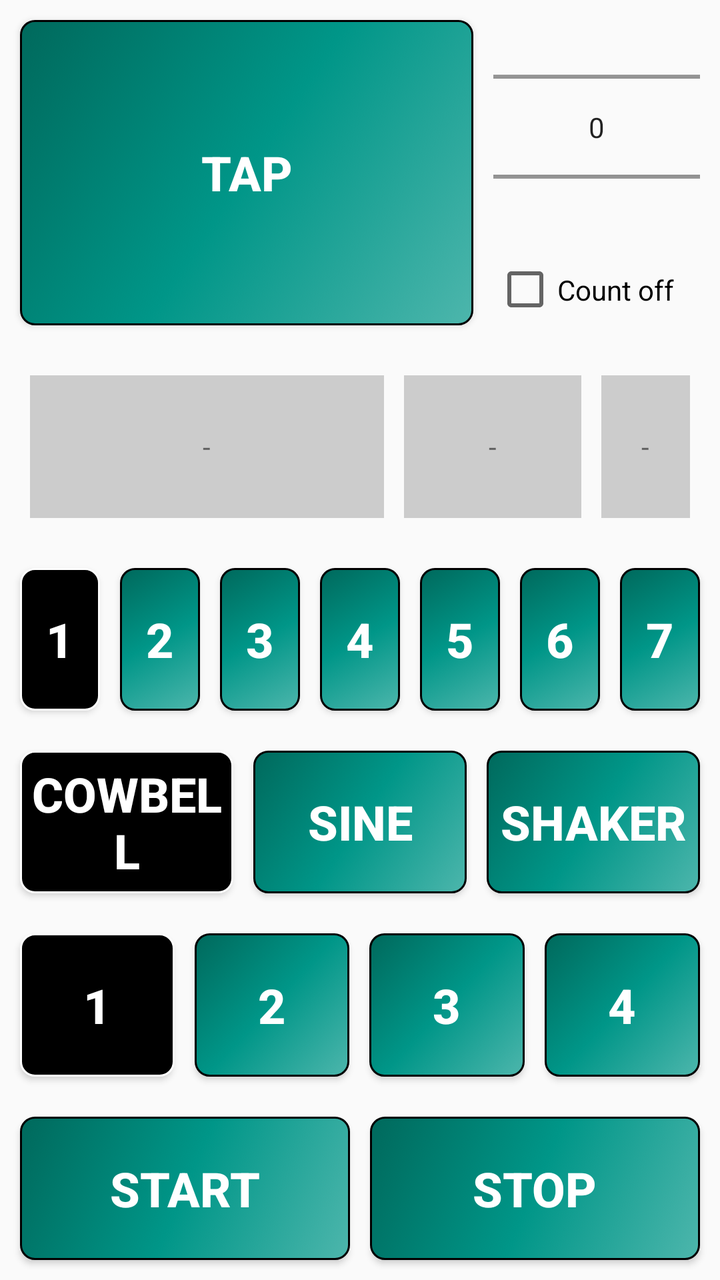
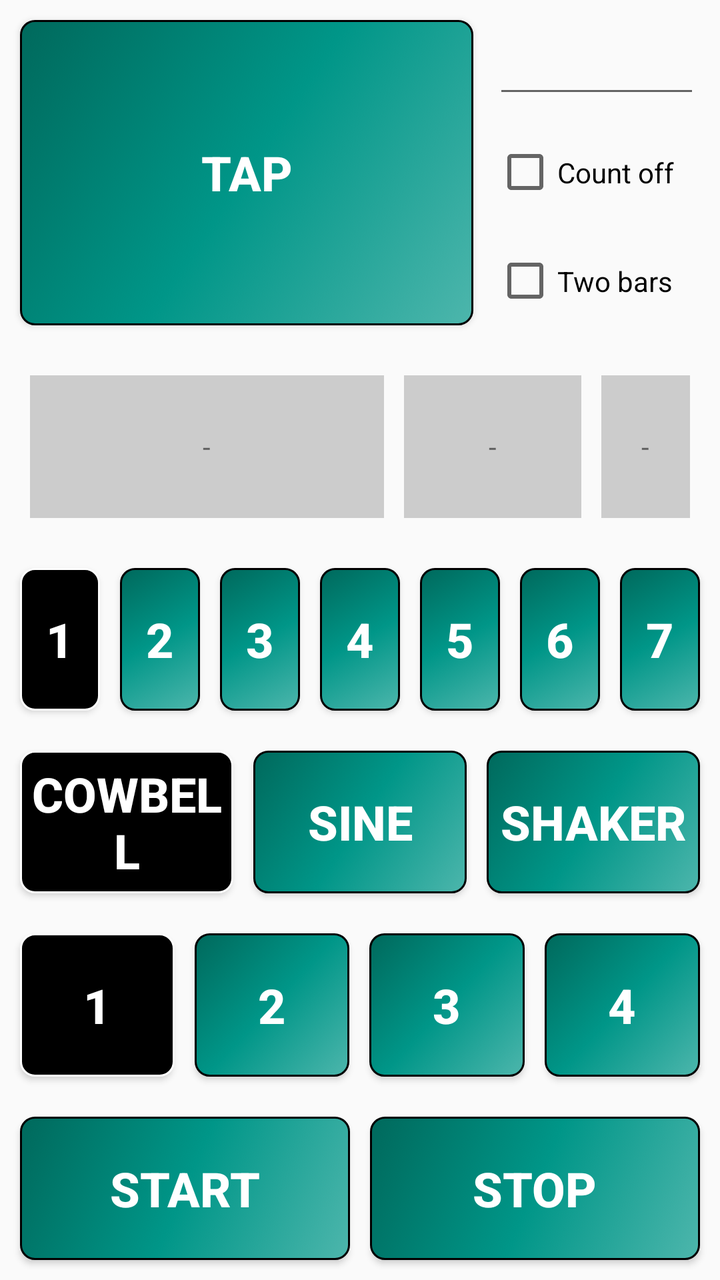

Compare the two renders of this Android layout. The source of the first and the diff that turns it into the second are given below.
<!-- AndroidManifest.xml: application theme AppTheme -->
<!-- res/layout/tap_part.xml -->
<?xml version="1.0" encoding="utf-8"?>

<android.widget.LinearLayout xmlns:android="http://schemas.android.com/apk/res/android"
    android:layout_width="match_parent"
    android:layout_height="match_parent"
    android:orientation="vertical"
    android:layout_weight="1">

    <android.widget.LinearLayout
        android:layout_width="match_parent"
        android:layout_height="0dp"
        android:orientation="horizontal"
        android:layout_margin="5dp"
        android:layout_weight="2">

        <android.widget.Button
            android:id="@+id/button_tap"
            style="@style/button"
            android:layout_width="0dp"
            android:layout_height="match_parent"
            android:layout_margin="5dp"
            android:layout_weight="4"
            android:text="@string/tap" />

        <android.widget.LinearLayout
            android:layout_width="0dp"
            android:layout_height="match_parent"
            android:orientation="vertical"
            android:layout_weight="2">

            <android.widget.NumberPicker
                android:id="@+id/tempo_spinner"
                android:layout_width="match_parent"
                android:layout_height="0dp"
                android:layout_margin="5dp"
                android:layout_weight="3"
                />

            <android.widget.CheckBox
                android:id="@+id/checkbox_count_off"
                android:layout_width="match_parent"
                android:layout_height="0dp"
                android:layout_margin="5dp"
                android:layout_weight="1"
                android:text="@string/tap_count_off"
                />

        </android.widget.LinearLayout>

    </android.widget.LinearLayout>

    <android.widget.LinearLayout
        android:layout_width="match_parent"
        android:layout_height="0dp"
        android:orientation="horizontal"
        android:layout_margin="10dp"
        android:layout_weight="1">

        <android.widget.TextView
            android:id="@+id/tempo16"
            android:layout_width="0dp"
            android:layout_height="match_parent"
            android:layout_margin="5dp"
            android:layout_weight="4"
            android:text="-"
            style="@style/text_tempo"
            />

        <android.widget.TextView
            android:id="@+id/tempo8"
            android:layout_width="0dp"
            android:layout_height="match_parent"
            android:layout_margin="5dp"
            android:layout_weight="2"
            android:text="-"
            style="@style/text_tempo"
            />

        <android.widget.TextView
            android:id="@+id/tempo4"
            android:layout_width="0dp"
            android:layout_height="match_parent"
            android:layout_margin="5dp"
            android:layout_weight="1"
            android:text="-"
            style="@style/text_tempo"
            />

    </android.widget.LinearLayout>

    <android.widget.LinearLayout
        android:layout_width="match_parent"
        android:layout_height="0dp"
        android:orientation="horizontal"
        android:layout_margin="5dp"
        android:layout_weight="1">

        <android.widget.ToggleButton
            android:id="@+id/beats_1"
            style="@style/button"
            android:layout_width="0dp"
            android:layout_height="match_parent"
            android:layout_margin="5dp"
            android:layout_weight="1"
            android:checked="true"
            android:textOn="1"
            android:textOff="1"/>

        <android.widget.ToggleButton
            android:id="@+id/beats_2"
            style="@style/button"
            android:layout_width="0dp"
            android:layout_height="match_parent"
            android:layout_margin="5dp"
            android:layout_weight="1"
            android:textOn="2"
            android:textOff="2"/>

        <android.widget.ToggleButton
            android:id="@+id/beats_3"
            style="@style/button"
            android:layout_width="0dp"
            android:layout_height="match_parent"
            android:layout_margin="5dp"
            android:layout_weight="1"
            android:textOn="3"
            android:textOff="3"/>

        <android.widget.ToggleButton
            android:id="@+id/beats_4"
            style="@style/button"
            android:layout_width="0dp"
            android:layout_height="match_parent"
            android:layout_margin="5dp"
            android:layout_weight="1"
            android:textOn="4"
            android:textOff="4"/>

        <android.widget.ToggleButton
            android:id="@+id/beats_5"
            style="@style/button"
            android:layout_width="0dp"
            android:layout_height="match_parent"
            android:layout_margin="5dp"
            android:layout_weight="1"
            android:textOn="5"
            android:textOff="5"/>

        <android.widget.ToggleButton
            android:id="@+id/beats_6"
            style="@style/button"
            android:layout_width="0dp"
            android:layout_height="match_parent"
            android:layout_margin="5dp"
            android:layout_weight="1"
            android:textOn="6"
            android:textOff="6"/>

        <android.widget.ToggleButton
            android:id="@+id/beats_7"
            style="@style/button"
            android:layout_width="0dp"
            android:layout_height="match_parent"
            android:layout_margin="5dp"
            android:layout_weight="1"
            android:textOn="7"
            android:textOff="7"/>

    </android.widget.LinearLayout>

    <android.widget.LinearLayout
        android:layout_width="match_parent"
        android:layout_height="0dp"
        android:orientation="horizontal"
        android:layout_margin="5dp"
        android:layout_weight="1">

        <android.widget.ToggleButton
            android:id="@+id/clicktype_cowbell"
            style="@style/button"
            android:layout_width="0dp"
            android:layout_height="match_parent"
            android:layout_margin="5dp"
            android:layout_weight="1"
            android:checked="true"
            android:textOn="Cowbell"
            android:textOff="Cowbell"/>

        <android.widget.ToggleButton
            android:id="@+id/clicktype_sine"
            style="@style/button"
            android:layout_width="0dp"
            android:layout_height="match_parent"
            android:layout_margin="5dp"
            android:layout_weight="1"
            android:textOn="Sine"
            android:textOff="Sine"/>

        <android.widget.ToggleButton
            android:id="@+id/clicktype_shaker"
            style="@style/button"
            android:layout_width="0dp"
            android:layout_height="match_parent"
            android:layout_margin="5dp"
            android:layout_weight="1"
            android:textOn="Shaker"
            android:textOff="Shaker"/>
    </android.widget.LinearLayout>

    <android.widget.LinearLayout
        android:layout_width="match_parent"
        android:layout_height="0dp"
        android:orientation="horizontal"
        android:layout_margin="5dp"
        android:layout_weight="1">

        <android.widget.ToggleButton
            android:id="@+id/divisions_1"
            style="@style/button"
            android:layout_width="0dp"
            android:layout_height="match_parent"
            android:layout_margin="5dp"
            android:layout_weight="1"
            android:checked="true"
            android:textOn="1"
            android:textOff="1"/>

        <android.widget.ToggleButton
            android:id="@+id/divisions_2"
            style="@style/button"
            android:layout_width="0dp"
            android:layout_height="match_parent"
            android:layout_margin="5dp"
            android:layout_weight="1"
            android:textOn="2"
            android:textOff="2"/>

        <android.widget.ToggleButton
            android:id="@+id/divisions_3"
            style="@style/button"
            android:layout_width="0dp"
            android:layout_height="match_parent"
            android:layout_margin="5dp"
            android:layout_weight="1"
            android:textOn="3"
            android:textOff="3"/>

        <android.widget.ToggleButton
            android:id="@+id/divisions_4"
            style="@style/button"
            android:layout_width="0dp"
            android:layout_height="match_parent"
            android:layout_margin="5dp"
            android:layout_weight="1"
            android:textOn="4"
            android:textOff="4"/>

    </android.widget.LinearLayout>

    <android.widget.LinearLayout
        android:layout_width="match_parent"
        android:layout_height="0dp"
        android:layout_margin="5dp"
        android:layout_weight="1"
        android:orientation="horizontal">

        <android.widget.Button
            android:id="@+id/button_start"
            style="@style/button"
            android:layout_width="0dp"
            android:layout_height="match_parent"
            android:layout_margin="5dp"
            android:layout_weight="1"
            android:text="@string/start" />

        <android.widget.Button
            android:id="@+id/button_stop"
            style="@style/button"
            android:layout_width="0dp"
            android:layout_height="match_parent"
            android:layout_margin="5dp"
            android:layout_weight="1"
            android:text="@string/stop" />

    </android.widget.LinearLayout>

</android.widget.LinearLayout>
<!-- resources referenced by this layout -->
<resources>
  <string name="start">Start</string>
  <string name="stop">Stop</string>
  <string name="tap">Tap</string>
  <string name="tap_count_off">Count off</string>
  <style name="button">
          <item name="android:layout_width">fill_parent</item>
          <item name="android:layout_height">fill_parent</item>
          <item name="android:layout_weight">1</item>
          <item name="android:layout_margin">2dp</item>
          <item name="android:adjustViewBounds">false</item>
          <item name="android:cropToPadding">true</item>
          <item name="android:padding">0dp</item>
          <item name="android:background">@drawable/button_selector</item>
          <item name="android:textColor">#FFFFFF</item>
          <item name="android:textSize">24sp</item>
          <item name="android:textStyle">bold</item>
      </style>
  <style name="text_tempo">
          <item name="android:gravity">center</item>
          <item name="android:background">@color/tempoBackground</item>
      </style>
  <style name="AppTheme" parent="Theme.AppCompat.Light.DarkActionBar">
          <item name="colorPrimary">@color/colorPrimary</item>
          <item name="colorPrimaryDark">@color/colorPrimaryDark</item>
          <item name="colorAccent">@color/colorAccent</item>
      </style>
  <!-- drawable button_selector (drawable) -->
  <?xml version="1.0" encoding="utf-8"?>
  
  <selector xmlns:android="http://schemas.android.com/apk/res/android">
      <item android:drawable="@drawable/button_pressed" android:state_pressed="true"/>
      <item android:drawable="@drawable/button_pressed" android:state_checked="true"/>
      <item android:drawable="@drawable/button_normal"/>
  </selector>
  <color name="tempoBackground">#CCCCCC</color>
  <color name="colorPrimary">#3F51B5</color>
  <color name="colorPrimaryDark">#303F9F</color>
  <color name="colorAccent">#009688</color>
  <!-- drawable button_pressed (drawable) -->
  <?xml version="1.0" encoding="UTF-8"?>
  <shape xmlns:android="http://schemas.android.com/apk/res/android"
      android:shape="rectangle" >
  
      <stroke
          android:width="1dp"
          android:color="#FFFFFFFF" />
      
      <solid
          android:color="#000000" />
  
      <corners
          android:bottomLeftRadius="7dp"
          android:bottomRightRadius="7dp"
          android:topLeftRadius="7dp"
          android:topRightRadius="7dp" />
  
  </shape>
  <!-- drawable button_normal (drawable) -->
  <?xml version="1.0" encoding="UTF-8"?>
  <shape xmlns:android="http://schemas.android.com/apk/res/android"
      android:shape="rectangle" >
  
      <stroke
          android:width="1dp"
          android:color="#000000" />
  
      <gradient
          android:angle="135"
          android:centerColor="#009688"
          android:endColor="#00695C"
          android:startColor="#4DB6AC"
          android:type="linear" />
  
      <corners
          android:bottomLeftRadius="7dp"
          android:bottomRightRadius="7dp"
          android:topLeftRadius="7dp"
          android:topRightRadius="7dp" />
  
  </shape>
</resources>

<!-- the commit's change to res/layout/tap_part.xml (unified diff, before → after) -->
@@ -28,12 +28,12 @@
             android:orientation="vertical"
             android:layout_weight="2">
 
-            <android.widget.NumberPicker
-                android:id="@+id/tempo_spinner"
+            <android.widget.EditText
+                android:id="@+id/text_tempo"
                 android:layout_width="match_parent"
                 android:layout_height="0dp"
                 android:layout_margin="5dp"
-                android:layout_weight="3"
+                android:layout_weight="1"
                 />
 
             <android.widget.CheckBox
@@ -45,6 +45,15 @@
                 android:text="@string/tap_count_off"
                 />
 
+            <android.widget.CheckBox
+                android:id="@+id/checkbox_two_bar_count_off"
+                android:layout_width="match_parent"
+                android:layout_height="0dp"
+                android:layout_margin="5dp"
+                android:layout_weight="1"
+                android:text="@string/tap_two_bar_count_off"
+                />
+
         </android.widget.LinearLayout>
 
     </android.widget.LinearLayout>
<!-- resource entries referenced after the edit -->
@@ -4,6 +4,7 @@
   <string name="stop">Stop</string>
   <string name="tap">Tap</string>
   <string name="tap_count_off">Count off</string>
+  <string name="tap_two_bar_count_off">Two bars</string>
   <style name="button">
           <item name="android:layout_width">fill_parent</item>
           <item name="android:layout_height">fill_parent</item>
